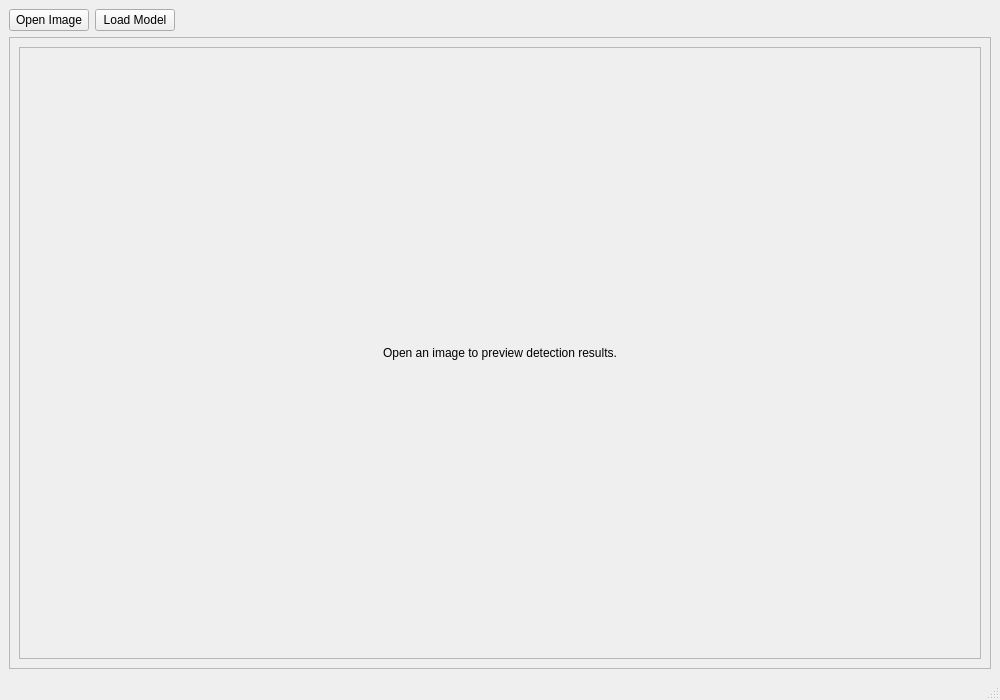
Before: the Qt Designer form mainwindow.ui in Tik-tak753/dd, drawn with Qt 5.
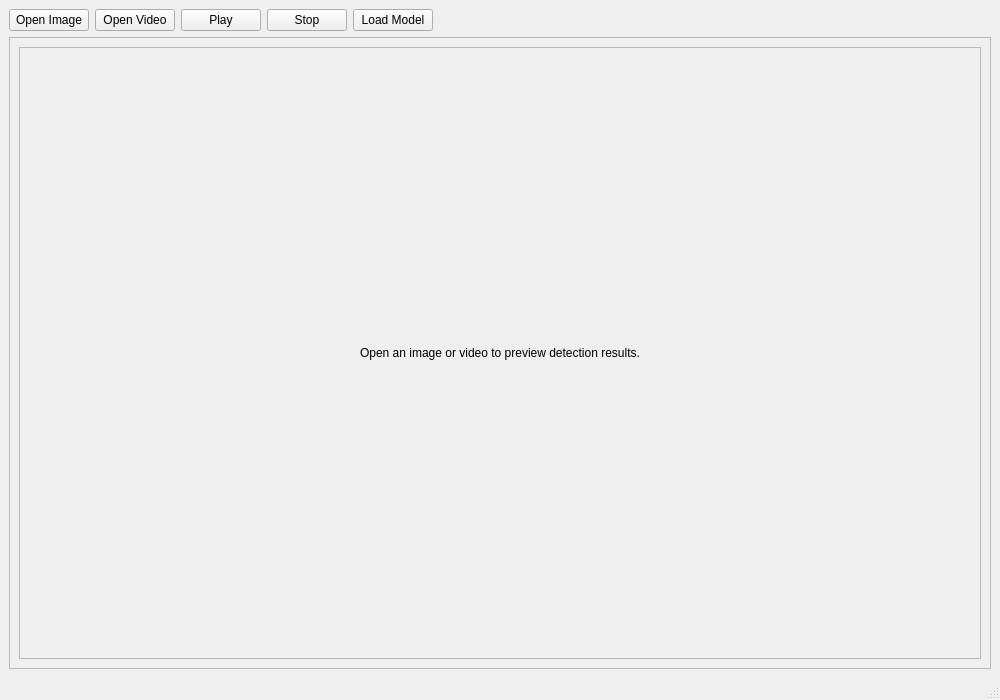
After: the same form once the commit is applied.

Commit message: Add video file inference playback flow

```diff
--- a/mainwindow.ui
+++ b/mainwindow.ui
@@ -24,6 +24,27 @@
         </property>
        </widget>
       </item>
+      <item>
+       <widget class="QPushButton" name="openVideoButton">
+        <property name="text">
+         <string>Open Video</string>
+        </property>
+       </widget>
+      </item>
+      <item>
+       <widget class="QPushButton" name="playPauseButton">
+        <property name="text">
+         <string>Play</string>
+        </property>
+       </widget>
+      </item>
+      <item>
+       <widget class="QPushButton" name="stopPlaybackButton">
+        <property name="text">
+         <string>Stop</string>
+        </property>
+       </widget>
+      </item>
       <item>
        <widget class="QPushButton" name="loadModelButton">
         <property name="text">
@@ -76,7 +97,7 @@
            <set>Qt::AlignCenter</set>
           </property>
           <property name="text">
-           <string>Open an image to preview detection results.</string>
+           <string>Open an image or video to preview detection results.</string>
           </property>
          </widget>
         </item>
```
The commit also changes 4 other files.
